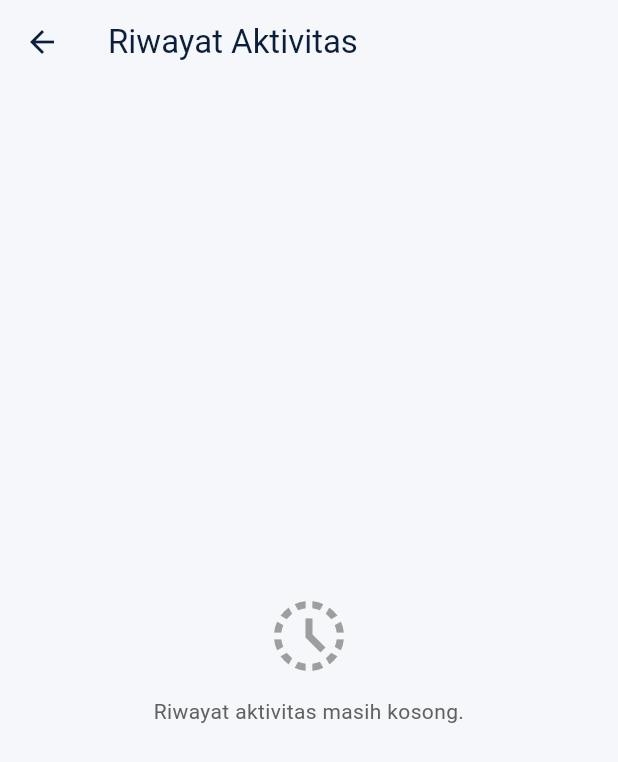
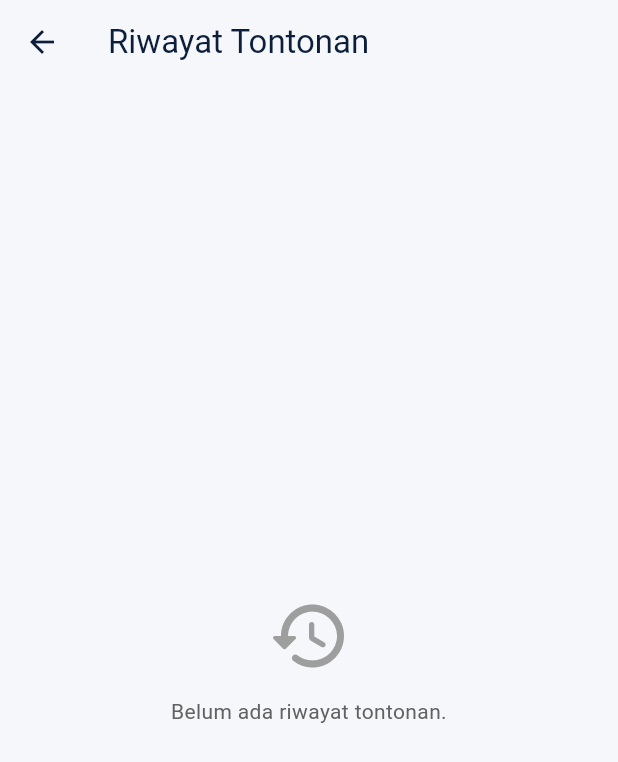
Before and after one commit to mungkinsajaa87-coder/tontonhub_flutter, a Flutter app: the HistoryScreen screen opened directly, on a phone screen of 412 x 824 dp. Shown: the top 762 px of the screen. Run offline on Flutter 3.47's test engine with Material 3 defaults, Android fonts, the light colour scheme and no system bars; our stand-ins replace cloud_firestore, firebase_auth, firebase_core, firebase_storage, image_picker, video_player; accounts and stored records are empty.

Commit message:
rapikan halaman riwayat

```diff
--- a/lib/screens/history/history_screen.dart
+++ b/lib/screens/history/history_screen.dart
@@ -11,20 +11,22 @@ class HistoryScreen extends StatelessWidget {
   @override
   Widget build(BuildContext context) {
     return Scaffold(
-      appBar: AppBar(title: const Text('Riwayat Aktivitas')),
+      appBar: AppBar(title: const Text('Riwayat Tontonan')),
       body: StreamBuilder<List<HistoryModel>>(
         stream: FirestoreService.instance.watchMyHistory(),
         builder: (context, snapshot) {
           if (snapshot.connectionState == ConnectionState.waiting) return const Center(child: CircularProgressIndicator());
           final items = snapshot.data ?? [];
-          if (items.isEmpty) return const EmptyState(message: 'Riwayat aktivitas masih kosong.', icon: Icons.history_toggle_off);
+          if (items.isEmpty) return const EmptyState(message: 'Belum ada riwayat tontonan.', icon: Icons.history_rounded);
           return ListView.separated(
             padding: const EdgeInsets.all(16),
             itemBuilder: (_, index) {
               final item = items[index];
               return Card(
                 child: ListTile(
-                  leading: const CircleAvatar(child: Icon(Icons.history)),
+                  leading: const CircleAvatar(
+                    child: Icon(Icons.play_circle_outline_rounded),
+                  ),
                   title: Text(item.title, style: const TextStyle(fontWeight: FontWeight.w800)),
                   subtitle: Text('${item.description}\n${AppFormatters.date(item.createdAt)}'),
                   isThreeLine: true,
```
